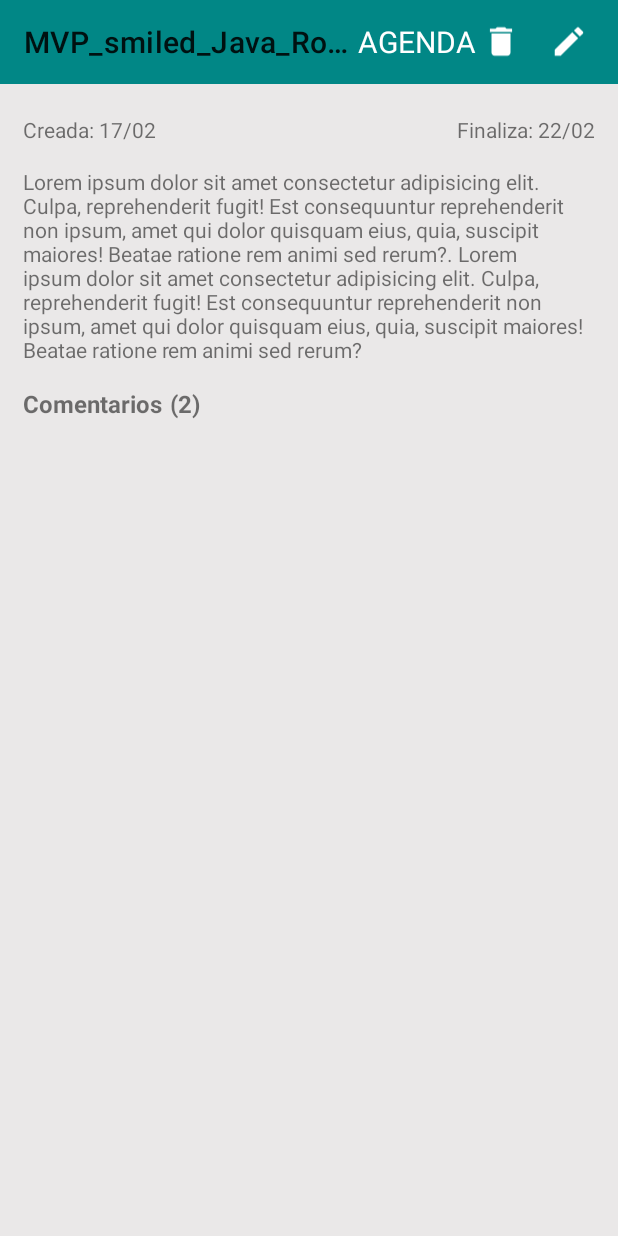
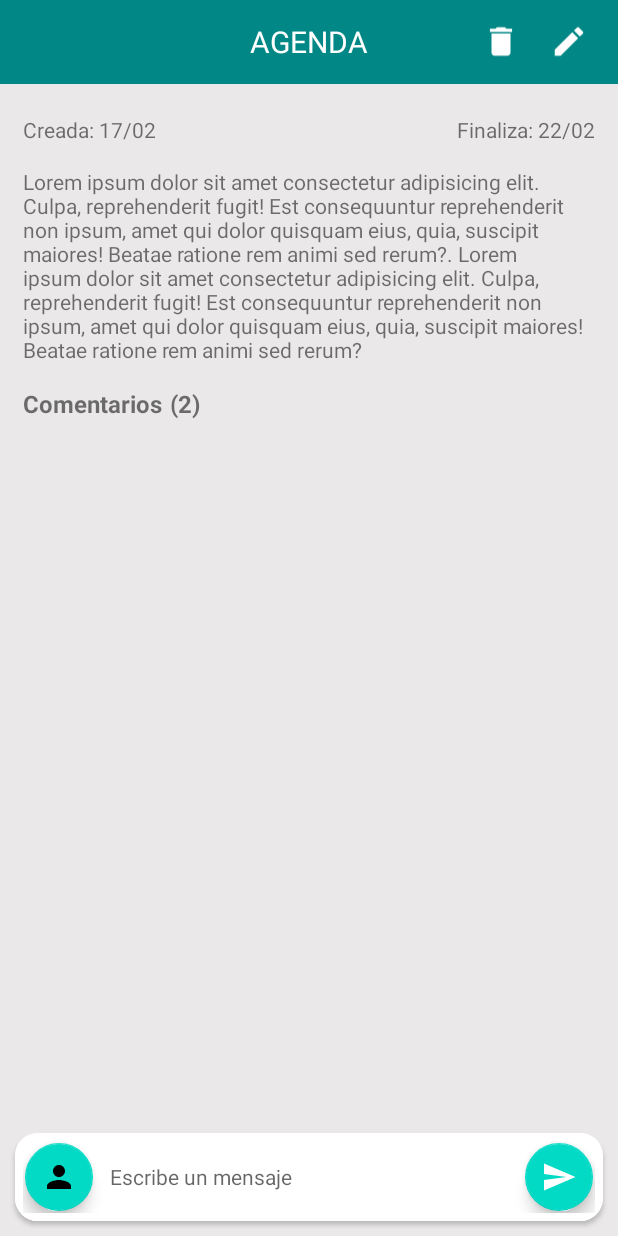
Before and after one commit to ahuamana/Smiled_MVP_Room_JAVA, an Android app: the ActividadInfoActivity screen opened directly, with no data from a screen before it, on a phone screen of 412 x 824 dp. Run offline under Robolectric (Android 15) with nearby library versions, the phone set to English and light mode, and no system bars.

Commit message:
send comment

```diff
--- a/app/build.gradle
+++ b/app/build.gradle
@@ -47,4 +47,6 @@ dependencies {
 
     //see database room
     debugImplementation 'com.amitshekhar.android:debug-db:1.0.6'
+
+    implementation 'de.hdodenhof:circleimageview:3.1.0'
 }
--- a/app/src/main/AndroidManifest.xml
+++ b/app/src/main/AndroidManifest.xml
@@ -5,13 +5,14 @@
     <application
         android:allowBackup="true"
         android:icon="@mipmap/ic_launcher"
-        android:label="@string/app_name"
+        android:label="School App"
         android:roundIcon="@mipmap/ic_launcher_round"
         android:supportsRtl="true"
         android:theme="@style/Theme.MVP_smiled_Java_Room">
         <activity
             android:name=".activities.ActividadInfoActivity"
             android:theme="@style/Theme.MaterialComponents.Light.NoActionBar"
+            android:label=""
             android:exported="true" />
         <activity
             android:name=".MainActivity"
--- a/app/src/main/java/com/paparazziapps/mvp_smiled_java_room/activities/ActividadInfoActivity.java
+++ b/app/src/main/java/com/paparazziapps/mvp_smiled_java_room/activities/ActividadInfoActivity.java
@@ -3,6 +3,7 @@ package com.paparazziapps.mvp_smiled_java_room.activities;
 import androidx.appcompat.app.AppCompatActivity;
 
 import android.os.Bundle;
+import android.util.Log;
 import android.view.View;
 
 import com.paparazziapps.mvp_smiled_java_room.databinding.ActivityActividadInfoBinding;
@@ -20,7 +21,29 @@ public class ActividadInfoActivity extends AppCompatActivity {
         //all code here
         showToolbar();
 
+        openDetailsActividad();
 
+    }
+
+    private void openDetailsActividad() {
+
+        if(getIntent().getExtras() == null)
+        {
+            Log.e("TAG","No extras");
+        }else
+        {
+           String titulo= getIntent().getStringExtra("titulo");
+           String descripcion= getIntent().getStringExtra("descripcion");
+           String fecha_inicio= getIntent().getStringExtra("fecha_inicio");
+           String fecha_fin= getIntent().getStringExtra("fecha_fin");
+           //String codigoActividad= getIntent().getStringExtra("codigoActividad");
+
+           binding.mytoolbar.title.setText(titulo);
+           binding.descripcion.setText(descripcion);
+           binding.fechaInicio.setText(fecha_inicio);
+           binding.fechaFin.setText(fecha_fin);
+
+        }
     }
 
     private void showToolbar() {
--- a/app/src/main/java/com/paparazziapps/mvp_smiled_java_room/adapters/ActividadesAdapter.java
+++ b/app/src/main/java/com/paparazziapps/mvp_smiled_java_room/adapters/ActividadesAdapter.java
@@ -1,6 +1,7 @@
 package com.paparazziapps.mvp_smiled_java_room.adapters;
 
 import android.content.Context;
+import android.content.Intent;
 import android.text.Editable;
 import android.text.TextWatcher;
 import android.util.Log;
@@ -13,6 +14,7 @@ import android.widget.Toast;
 import androidx.annotation.NonNull;
 import androidx.recyclerview.widget.RecyclerView;
 
+import com.paparazziapps.mvp_smiled_java_room.activities.ActividadInfoActivity;
 import com.paparazziapps.mvp_smiled_java_room.databinding.CardviewActividadBinding;
 import com.paparazziapps.mvp_smiled_java_room.models.Actividad;
 
@@ -54,8 +56,28 @@ public class ActividadesAdapter extends RecyclerView.Adapter<ActividadesAdapter.
             holder.binding.checkBox.setChecked(true);
         }
 
+        openDetailsActivity(holder, position);
+
         updateStatusActivities(holder, position);
 
+    }
+
+    private void openDetailsActivity(ViewHolder holder, int position) {
+
+        holder.binding.cardview.setOnClickListener(new View.OnClickListener() {
+            @Override
+            public void onClick(View view) {
+
+                Intent i = new Intent(context, ActividadInfoActivity.class);
+                i.putExtra("titulo",mListActividades.get(position).titulo);
+                i.putExtra("descripcion",mListActividades.get(position).contenido);
+                i.putExtra("fecha_inicio",mListActividades.get(position).fecha_inicio);
+                i.putExtra("fecha_fin",mListActividades.get(position).fecha_fin);
+                i.putExtra("codigoActividad",mListActividades.get(position).codigo);
+                context.startActivity(i);
+
+            }
+        });
     }
 
     private void updateStatusActivities(ViewHolder holder, int position) {
--- /dev/null
+++ b/app/src/main/res/drawable/ic_person.xml
@@ -0,0 +1,5 @@
+<vector android:height="100dp" android:tint="#FFFFFF"
+    android:viewportHeight="24" android:viewportWidth="24"
+    android:width="100dp" xmlns:android="http://schemas.android.com/apk/res/android">
+    <path android:fillColor="@android:color/white" android:pathData="M12,12c2.21,0 4,-1.79 4,-4s-1.79,-4 -4,-4 -4,1.79 -4,4 1.79,4 4,4zM12,14c-2.67,0 -8,1.34 -8,4v2h16v-2c0,-2.66 -5.33,-4 -8,-4z"/>
+</vector>
--- /dev/null
+++ b/app/src/main/res/drawable/ic_send.xml
@@ -0,0 +1,5 @@
+<vector android:autoMirrored="true" android:height="100dp"
+    android:tint="@color/teal_700" android:viewportHeight="24"
+    android:viewportWidth="24" android:width="100dp" xmlns:android="http://schemas.android.com/apk/res/android">
+    <path android:fillColor="@android:color/white" android:pathData="M2.01,21L23,12 2.01,3 2,10l15,2 -15,2z"/>
+</vector>
--- a/app/src/main/res/layout/activity_actividad_info.xml
+++ b/app/src/main/res/layout/activity_actividad_info.xml
@@ -19,7 +19,7 @@
 
         <LinearLayout
             android:layout_width="wrap_content"
-            android:layout_height="wrap_content"
+            android:layout_height="match_parent"
             android:layout_margin="15dp"
             android:orientation="vertical">
 
@@ -82,8 +82,61 @@
                 android:layout_width="match_parent"
                 android:layout_height="wrap_content"/>
 
+
+
         </LinearLayout>
 
     </LinearLayout>
 
+    <androidx.cardview.widget.CardView
+        android:layout_width="match_parent"
+        android:layout_gravity="bottom"
+        app:cardCornerRadius="15dp"
+        android:layout_marginStart="10dp"
+        android:layout_marginEnd="10dp"
+        android:layout_marginBottom="10dp"
+        android:layout_height="wrap_content">
+
+        <LinearLayout
+            android:layout_width="match_parent"
+            android:background="@color/white"
+            android:padding="5dp"
+            android:gravity="center_vertical"
+            android:layout_height="wrap_content"
+            android:orientation="horizontal">
+
+            <com.google.android.material.floatingactionbutton.FloatingActionButton
+                android:layout_width="45dp"
+                android:layout_height="45dp"
+                android:background="@color/white"
+                app:fabCustomSize="45dp"
+                android:tint="@color/white"
+                android:src="@drawable/ic_person"/>
+
+            <com.google.android.material.textfield.TextInputEditText
+                android:id="@+id/editTextMessage"
+                android:layout_width="0dp"
+                android:layout_weight="1"
+                android:background="@color/white"
+                android:layout_height="wrap_content"
+                android:hint="Escribe un mensaje"
+                android:textSize="14dp"
+                android:inputType="textMultiLine"
+                android:padding="10dp"/>
+
+            <com.google.android.material.floatingactionbutton.FloatingActionButton
+                android:id="@+id/send"
+                android:layout_width="45dp"
+                android:layout_height="45dp"
+                android:background="@color/white"
+                app:fabCustomSize="45dp"
+                app:tint="@android:color/white"
+                android:src="@drawable/ic_send"/>
+
+
+
+        </LinearLayout>
+
+    </androidx.cardview.widget.CardView>
+
 </androidx.coordinatorlayout.widget.CoordinatorLayout>
--- a/app/src/main/res/layout/cardview_actividad.xml
+++ b/app/src/main/res/layout/cardview_actividad.xml
@@ -1,5 +1,6 @@
 <?xml version="1.0" encoding="utf-8"?>
 <androidx.cardview.widget.CardView xmlns:android="http://schemas.android.com/apk/res/android"
+    android:id="@+id/cardview"
     android:layout_width="match_parent"
     xmlns:app="http://schemas.android.com/apk/res-auto"
     app:cardCornerRadius="15dp"
```
